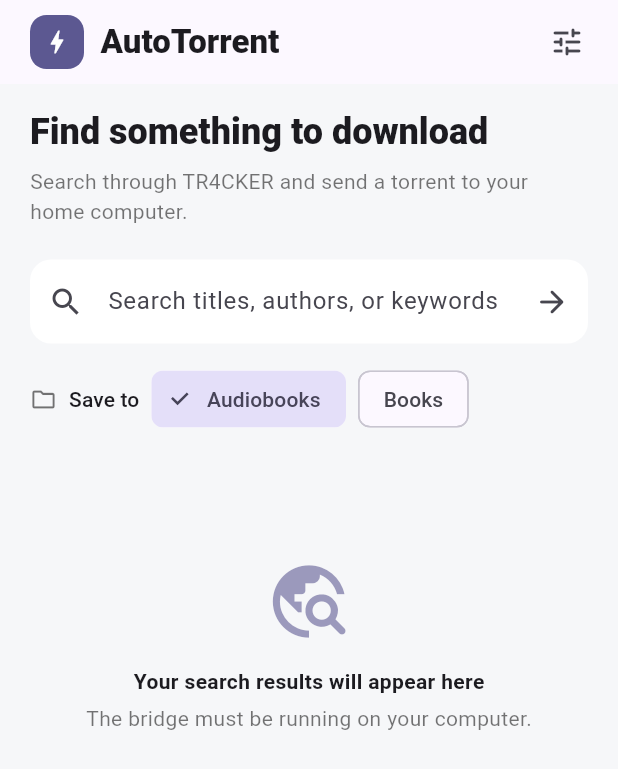
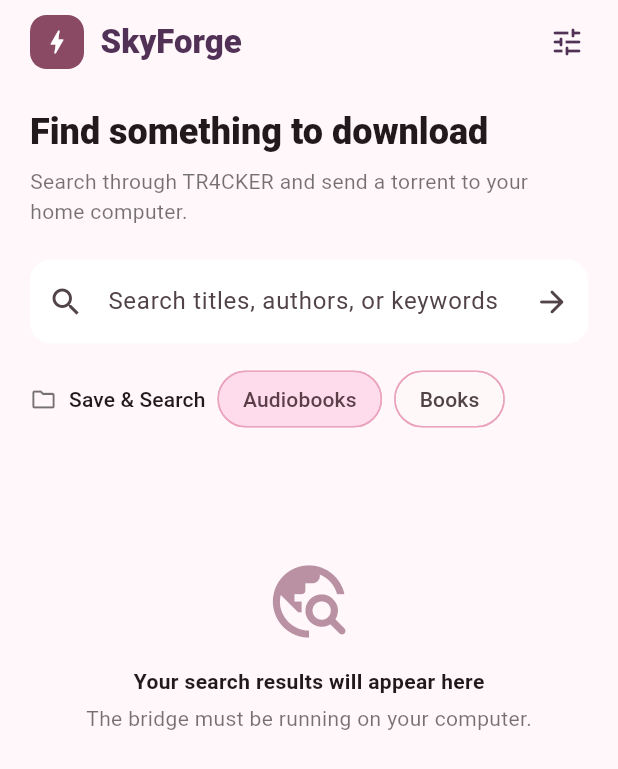
Before and after one commit to ValJoly/AutoDownload-torrents, a Flutter app: the screen it shows after launch, on a phone screen of 412 x 824 dp. Shown: the top 769 px of the screen. Run offline on Flutter 3.47's test engine with Material 3 defaults, Android fonts, the phone set to English and light mode, and no system bars; our stand-ins replace equatable, flutter_bloc, go_router, shared_preferences.

Commit message:
theme *sparkles*

```diff
--- a/AutoTorrent/lib/app.dart
+++ b/AutoTorrent/lib/app.dart
@@ -3,16 +3,17 @@ import 'package:flutter/material.dart';
 import 'core/app_keys.dart';
 import 'core/app_router.dart';
 
-const appThemeColor = Color(0xFF5B4BDE);
+const appThemeColor = Color(0xFFEAA4BD);
+const appSoftColor = Color(0xFFFFDCEB);
 
 class AutoTorrentApp extends StatelessWidget {
   const AutoTorrentApp({super.key});
 
   @override
   Widget build(BuildContext context) {
-    const background = Color(0xFFF6F7F9);
+    const background = Color(0xFFFFF7FA);
     return MaterialApp.router(
-      title: 'AutoTorrent',
+      title: 'SkyForge',
       routerConfig: AppRouter.router,
       scaffoldMessengerKey: AppKeys.scaffoldMessengerKey,
       debugShowCheckedModeBanner: false,
@@ -23,6 +24,10 @@ class AutoTorrentApp extends StatelessWidget {
         ),
         scaffoldBackgroundColor: background,
         useMaterial3: true,
+        appBarTheme: const AppBarTheme(
+          backgroundColor: background,
+          foregroundColor: Color(0xFF523157),
+        ),
         inputDecorationTheme: InputDecorationTheme(
           filled: true,
           fillColor: Colors.white,
@@ -39,6 +44,15 @@ class AutoTorrentApp extends StatelessWidget {
             borderSide: const BorderSide(color: appThemeColor, width: 1.5),
           ),
         ),
+        chipTheme: ChipThemeData(
+          selectedColor: appThemeColor,
+          secondarySelectedColor: appSoftColor,
+          showCheckmark: false,
+          shape: RoundedRectangleBorder(
+            borderRadius: BorderRadius.circular(20),
+          ),
+          side: const BorderSide(color: appThemeColor, width: 1),
+        ),
       ),
     );
   }
--- a/AutoTorrent/lib/presentation/screens/torrent_home_page.dart
+++ b/AutoTorrent/lib/presentation/screens/torrent_home_page.dart
@@ -138,7 +138,7 @@ class _TorrentHomePageState extends State<TorrentHomePage> {
                 ),
                 const SizedBox(width: 11),
                 const Text(
-                  'AutoTorrent',
+                  'SkyForge',
                   style: TextStyle(fontWeight: FontWeight.w800),
                 ),
               ],
@@ -195,7 +195,10 @@ class _TorrentHomePageState extends State<TorrentHomePage> {
                             color: Colors.black54,
                           ),
                           const SizedBox(width: 8),
-                          Text('Save to', style: theme.textTheme.labelLarge),
+                          Text(
+                            'Save & Search',
+                            style: theme.textTheme.labelLarge,
+                          ),
                           const SizedBox(width: 8),
                           ChoiceChip(
                             label: const Text('Audiobooks'),
```
Also changed, not shown: 1 other file.
